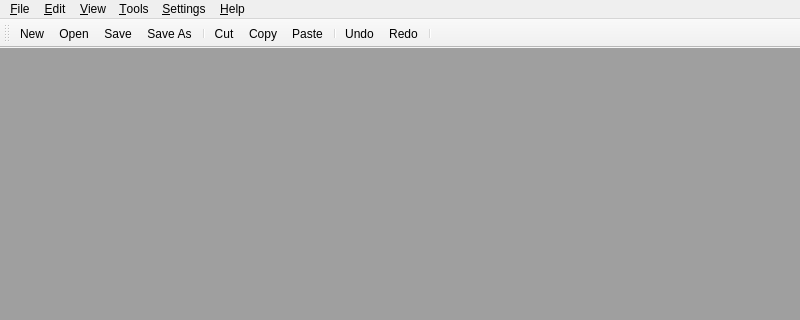
First picture: the form in app/mdewindow.ui, repository miRoox/Multiple-Document-Editor, before the edit; both pictures show x 0 to 800 and y 0 to 320 of the 800 by 600 pixel window.
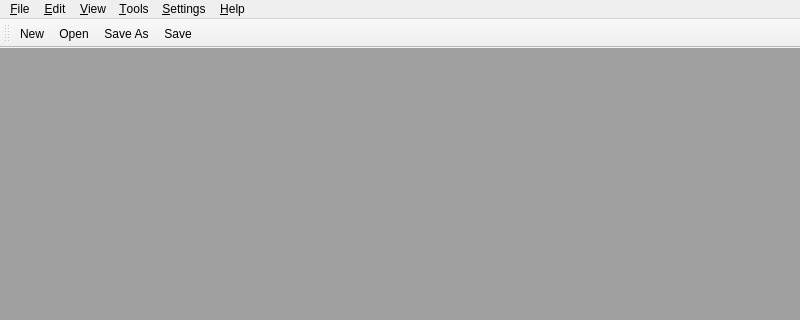
Second picture: the form after the edit. Icons and pictures are not drawn.

What changed in the file:
```diff
--- a/app/mdewindow.ui
+++ b/app/mdewindow.ui
@@ -156,16 +156,8 @@
    </attribute>
    <addaction name="actionNew"/>
    <addaction name="actionOpen"/>
-   <addaction name="actionSave"/>
    <addaction name="actionSaveAs"/>
-   <addaction name="separator"/>
-   <addaction name="actionCut"/>
-   <addaction name="actionCopy"/>
-   <addaction name="actionPaste"/>
-   <addaction name="separator"/>
-   <addaction name="actionUndo"/>
-   <addaction name="actionRedo"/>
-   <addaction name="separator"/>
+   <addaction name="actionSave"/>
   </widget>
   <action name="actionNew">
    <property name="icon">
@@ -280,66 +272,6 @@
     <string>Close all tabs</string>
    </property>
   </action>
-  <action name="actionUndo">
-   <property name="icon">
-    <iconset resource="myimage.qrc">
-     <normaloff>:/myImage/images/undo.png</normaloff>:/myImage/images/undo.png</iconset>
-   </property>
-   <property name="text">
-    <string>Undo</string>
-   </property>
-   <property name="statusTip">
-    <string>Undo the previous action</string>
-   </property>
-  </action>
-  <action name="actionRedo">
-   <property name="icon">
-    <iconset resource="myimage.qrc">
-     <normaloff>:/myImage/images/redo.png</normaloff>:/myImage/images/redo.png</iconset>
-   </property>
-   <property name="text">
-    <string>Redo</string>
-   </property>
-   <property name="statusTip">
-    <string>Redo the previous operation</string>
-   </property>
-  </action>
-  <action name="actionCut">
-   <property name="icon">
-    <iconset resource="myimage.qrc">
-     <normaloff>:/myImage/images/cut.png</normaloff>:/myImage/images/cut.png</iconset>
-   </property>
-   <property name="text">
-    <string>Cut</string>
-   </property>
-   <property name="statusTip">
-    <string>Cut the selected content to the clipboard</string>
-   </property>
-  </action>
-  <action name="actionCopy">
-   <property name="icon">
-    <iconset resource="myimage.qrc">
-     <normaloff>:/myImage/images/copy.png</normaloff>:/myImage/images/copy.png</iconset>
-   </property>
-   <property name="text">
-    <string>Copy</string>
-   </property>
-   <property name="statusTip">
-    <string>Copy the selected content to the clipboard</string>
-   </property>
-  </action>
-  <action name="actionPaste">
-   <property name="icon">
-    <iconset resource="myimage.qrc">
-     <normaloff>:/myImage/images/paste.png</normaloff>:/myImage/images/paste.png</iconset>
-   </property>
-   <property name="text">
-    <string>Paste</string>
-   </property>
-   <property name="statusTip">
-    <string>Paste the contents of the clipboard to the current location</string>
-   </property>
-  </action>
   <action name="actionAbout">
    <property name="icon">
     <iconset resource="myimage.qrc">
```
Left out of the diff: 6 changed lines with no effect on the pictures.
